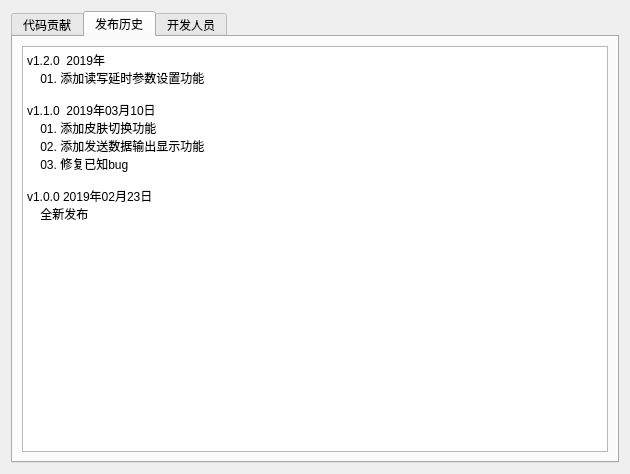
x-tools-author/x-tools, file src/MainWindow/MoreInformation.ui: the form before one commit.
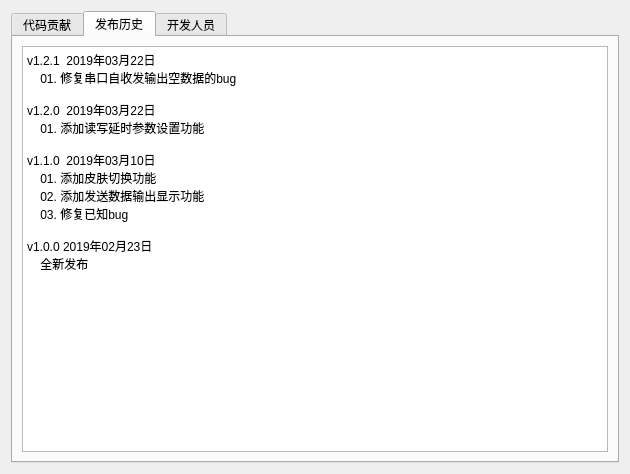
The form after the commit.

Commit message: 修复串口自收发输出空数据的bug

```diff
--- a/src/MainWindow/MoreInformation.ui
+++ b/src/MainWindow/MoreInformation.ui
@@ -53,7 +53,10 @@
 &lt;html&gt;&lt;head&gt;&lt;meta name=&quot;qrichtext&quot; content=&quot;1&quot; /&gt;&lt;style type=&quot;text/css&quot;&gt;
 p, li { white-space: pre-wrap; }
 &lt;/style&gt;&lt;/head&gt;&lt;body style=&quot; font-family:'SimSun'; font-size:9pt; font-weight:400; font-style:normal;&quot;&gt;
-&lt;p style=&quot; margin-top:0px; margin-bottom:0px; margin-left:0px; margin-right:0px; -qt-block-indent:0; text-indent:0px;&quot;&gt;v1.2.0  2019年&lt;/p&gt;
+&lt;p style=&quot; margin-top:0px; margin-bottom:0px; margin-left:0px; margin-right:0px; -qt-block-indent:0; text-indent:0px;&quot;&gt;v1.2.1  2019年03月22日&lt;/p&gt;
+&lt;p style=&quot; margin-top:0px; margin-bottom:0px; margin-left:0px; margin-right:0px; -qt-block-indent:0; text-indent:0px;&quot;&gt;    01. 修复串口自收发输出空数据的bug&lt;/p&gt;
+&lt;p style=&quot;-qt-paragraph-type:empty; margin-top:0px; margin-bottom:0px; margin-left:0px; margin-right:0px; -qt-block-indent:0; text-indent:0px;&quot;&gt;&lt;br /&gt;&lt;/p&gt;
+&lt;p style=&quot; margin-top:0px; margin-bottom:0px; margin-left:0px; margin-right:0px; -qt-block-indent:0; text-indent:0px;&quot;&gt;v1.2.0  2019年03月22日&lt;/p&gt;
 &lt;p style=&quot; margin-top:0px; margin-bottom:0px; margin-left:0px; margin-right:0px; -qt-block-indent:0; text-indent:0px;&quot;&gt;    01. 添加读写延时参数设置功能&lt;/p&gt;
 &lt;p style=&quot; margin-top:0px; margin-bottom:0px; margin-left:0px; margin-right:0px; -qt-block-indent:0; text-indent:0px;&quot;&gt;    &lt;/p&gt;
 &lt;p style=&quot; margin-top:0px; margin-bottom:0px; margin-left:0px; margin-right:0px; -qt-block-indent:0; text-indent:0px;&quot;&gt;v1.1.0  2019年03月10日&lt;/p&gt;
```
The commit also changes 3 other files.
